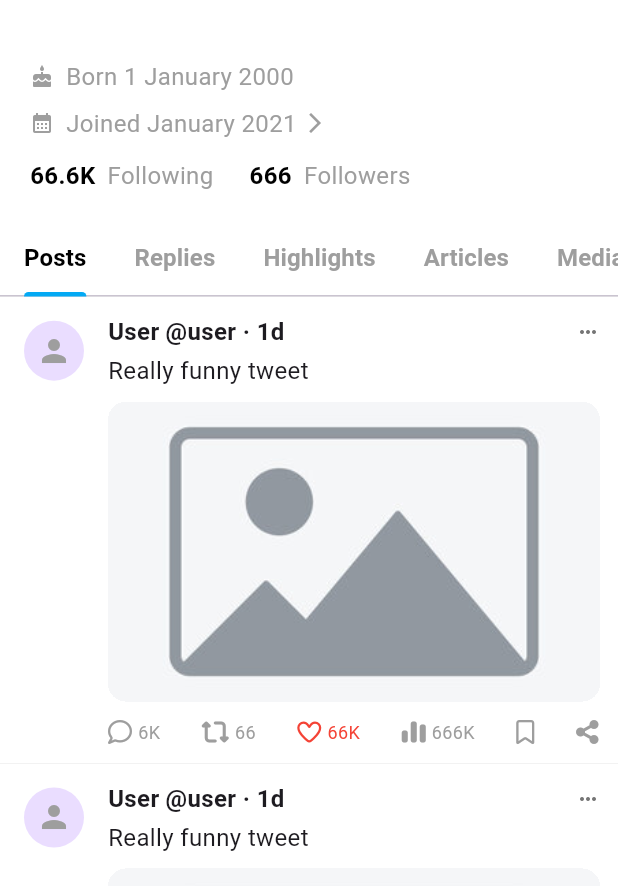
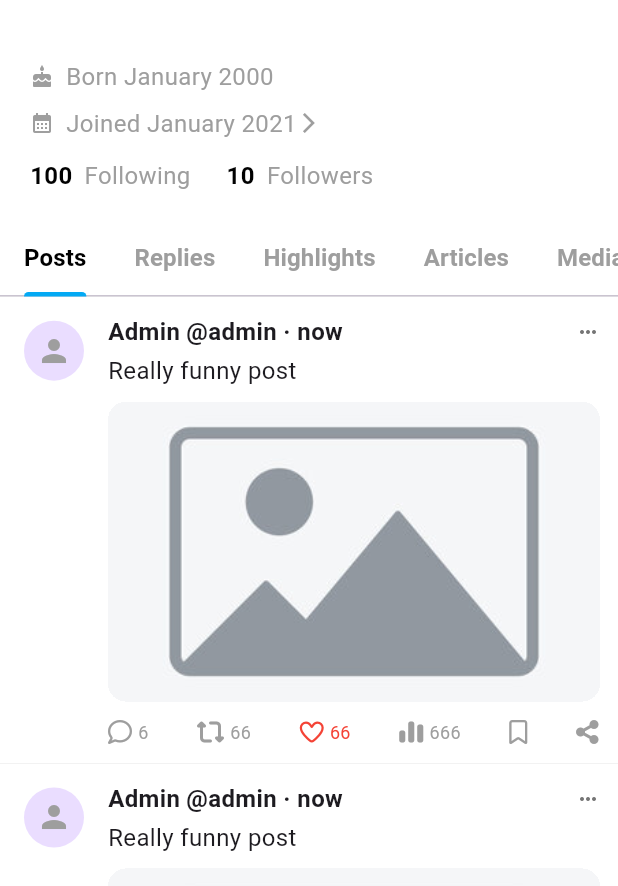
Before and after one commit to ppersimmon/flutter-learning, a Flutter app: the screen it shows after launch, in the side drawer, after a tap on "Profile", on a phone screen of 412 x 824 dp, the part 350-1236 px from its top. Run offline on Flutter 3.47's test engine with Material 3 defaults, Android fonts, the phone set to English and light mode, and no system bars; our stand-ins replace easy_localization, font_awesome_flutter, responsive_sizer.

Commit message:
feat: add mock-data, fetch and remove hardcoded strings

```diff
--- /dev/null
+++ b/hw_01/lib/helper/change_date_format.dart
@@ -0,0 +1,16 @@
+extension DateTimeExtension on DateTime {
+  String get timeAgo {
+    final now = DateTime.now();
+    final difference = now.difference(this);
+
+    if (difference.inDays >= 1) {
+      return '${difference.inDays}d';
+    } else if (difference.inHours >= 1) {
+      return '${difference.inHours}h';
+    } else if (difference.inMinutes >= 1) {
+      return '${difference.inMinutes}m';
+    } else {
+      return 'now';
+    }
+  }
+}
--- /dev/null
+++ b/hw_01/lib/helper/list_post.dart
@@ -0,0 +1,20 @@
+import 'package:flutter/material.dart';
+import 'package:hw_01/mock_data/post.dart';
+import 'package:hw_01/widgets/post_item.dart';
+
+class ListPost extends StatelessWidget {
+  final List<Post> posts;
+
+  const ListPost({super.key, required this.posts});
+
+  @override
+  Widget build(BuildContext context) {
+    return ListView.builder(
+      padding: EdgeInsets.zero,
+      itemCount: posts.length,
+      itemBuilder: (context, index) {
+        return PostItem(post: posts[index]);
+      },
+    );
+  }
+}
--- a/hw_01/lib/main.dart
+++ b/hw_01/lib/main.dart
@@ -1,8 +1,20 @@
+import 'package:easy_localization/easy_localization.dart';
 import 'package:flutter/material.dart';
+
 import '../pages/home.dart';
 
-void main() {
-  runApp(const MyApp());
+void main() async {
+  WidgetsFlutterBinding.ensureInitialized();
+  await EasyLocalization.ensureInitialized();
+
+  runApp(
+    EasyLocalization(
+      supportedLocales: [Locale('en')],
+      path: 'assets/translations',
+      fallbackLocale: Locale('en'),
+      child: MyApp(),
+    ),
+  );
 }
 
 class MyApp extends StatelessWidget {
@@ -11,6 +23,8 @@ class MyApp extends StatelessWidget {
   @override
   Widget build(BuildContext context) {
     return MaterialApp(
+      localizationsDelegates: context.localizationDelegates,
+      supportedLocales: context.supportedLocales,
       debugShowCheckedModeBanner: false,
       home: const HomePage(),
     );
--- /dev/null
+++ b/hw_01/lib/mock_data/get_mock_post.dart
@@ -0,0 +1,15 @@
+import 'dart:async';
+
+import 'mock_data.dart';
+import 'post.dart';
+
+abstract class PostStorage {
+  Future<List<Post>> fetch();
+}
+
+class MockPostStorage implements PostStorage {
+  @override
+  Future<List<Post>> fetch() {
+    return Future.value(postsExamples);
+  }
+}
--- /dev/null
+++ b/hw_01/lib/mock_data/mock_data.dart
@@ -0,0 +1,51 @@
+import 'post.dart';
+import 'user_profile.dart';
+
+final UserProfile user = UserProfile(
+  id: 1,
+  profileName: "Admin",
+  userName: "@admin",
+  followers: 10,
+  following: 100,
+  joinDate: 'January 2021',
+  bornDate: 'January 2000',
+);
+
+final List<Post> postsExamples = [
+  Post(
+    author: user,
+    createdAt: DateTime.now(),
+    description: 'Really funny post',
+    commentCount: 6,
+    reposts: 66,
+    likes: 66,
+    views: 666,
+  ),
+  Post(
+    author: user,
+    createdAt: DateTime.now(),
+    description: 'Really funny post',
+    commentCount: 1,
+    reposts: 66,
+    likes: 36,
+    views: 646,
+  ),
+  Post(
+    author: user,
+    createdAt: DateTime.now(),
+    description: 'Really funny post',
+    commentCount: 5,
+    reposts: 768,
+    likes: 67,
+    views: 1000,
+  ),
+  Post(
+    author: user,
+    createdAt: DateTime.now(),
+    description: 'Really funny post',
+    commentCount: 7,
+    reposts: 4,
+    likes: 10,
+    views: 145,
+  ),
+];
--- /dev/null
+++ b/hw_01/lib/mock_data/post.dart
@@ -0,0 +1,23 @@
+import 'user_profile.dart';
+
+class Post {
+  final UserProfile author;
+  final DateTime createdAt;
+  final String description;
+  final String? image;
+  final int commentCount;
+  final int reposts;
+  final int likes;
+  final int views;
+
+  const Post({
+    required this.author,
+    required this.createdAt,
+    required this.description,
+    this.image,
+    this.commentCount = 0,
+    this.reposts = 0,
+    this.likes = 0,
+    this.views = 0,
+  });
+}
--- /dev/null
+++ b/hw_01/lib/mock_data/user_profile.dart
@@ -0,0 +1,21 @@
+class UserProfile {
+  final int id;
+  final String profileName;
+  final String userName;
+  final int followers;
+  final int following;
+  final String? image;
+  final String joinDate;
+  final String? bornDate;
+
+  const UserProfile({
+    required this.id,
+    required this.profileName,
+    required this.userName,
+    this.followers = 0,
+    this.following = 0,
+    this.image,
+    required this.joinDate,
+    this.bornDate,
+  });
+}
--- a/hw_01/lib/pages/account.dart
+++ b/hw_01/lib/pages/account.dart
@@ -1,15 +1,19 @@
 import 'package:flutter/material.dart';
+import 'package:hw_01/mock_data/get_mock_post.dart';
+
+import '../mock_data/post.dart';
+import '../utils/constants.dart';
+import '../widgets/account_tab_bar.dart';
+import '../widgets/app_bar.dart';
 import '../widgets/post_item.dart';
-import '../widgets/app_bar.dart';
-import '../widgets/account_tab_bar.dart';
 import '../widgets/profile_info.dart';
-import '../utils/constants.dart';
 
 class AccountPage extends StatelessWidget {
   const AccountPage({super.key});
 
   @override
   Widget build(BuildContext context) {
+    final storage = MockPostStorage();
     return DefaultTabController(
       length: 6,
       child: Scaffold(
@@ -18,9 +22,7 @@ class AccountPage extends StatelessWidget {
           slivers: [
             const AccountAppBar(),
 
-            SliverToBoxAdapter(
-              child: ProfileInfo(),
-            ),
+            SliverToBoxAdapter(child: ProfileInfo()),
 
             const SliverToBoxAdapter(
               child: Padding(
@@ -29,12 +31,32 @@ class AccountPage extends StatelessWidget {
               ),
             ),
 
-            SliverList(
-              delegate: SliverChildBuilderDelegate((context, index) {
-                return const PostItem();
-              }, childCount: 3),
+            FutureBuilder<List<Post>>(
+              future: storage.fetch(),
+              builder: (context, snapshot) {
+                if (snapshot.connectionState == ConnectionState.waiting) {
+                  return const SliverToBoxAdapter(
+                    child: Padding(
+                      padding: EdgeInsets.only(top: Sizes.p40),
+                      child: Center(child: CircularProgressIndicator()),
+                    ),
+                  );
+                }
+                if (snapshot.hasError) {
+                  return SliverToBoxAdapter(
+                    child: Center(child: Text("Error")),
+                  );
+                }
+
+                final posts = snapshot.data ?? [];
+
+                return SliverList(
+                  delegate: SliverChildBuilderDelegate((context, index) {
+                    return PostItem(post: posts[index]);
+                  }, childCount: posts.length),
+                );
+              },
             ),
-
             const SliverToBoxAdapter(child: gapH40),
           ],
         ),
--- a/hw_01/lib/pages/home.dart
+++ b/hw_01/lib/pages/home.dart
@@ -1,9 +1,11 @@
 import 'package:flutter/material.dart';
 import 'package:flutter/rendering.dart';
+
 import '../utils/constants.dart';
-import '../widgets/home_stripe.dart';
 import '../widgets/app_icon.dart';
 import '../widgets/drawer.dart';
+import '../widgets/home_stripe.dart';
+
 class HomePage extends StatefulWidget {
   const HomePage({super.key});
 
@@ -17,9 +19,9 @@ class _HomePageState extends State<HomePage> {
 
   static const List<Widget> _pages = [
     HomeStripe(),
-    Scaffold(backgroundColor: CColors.grey50, body: Center(child: Text('Search'))),
-    Scaffold(backgroundColor: CColors.grey50, body: Center(child: Text('Notifications'))),
-    Scaffold(backgroundColor: CColors.grey50, body: Center(child: Text('Messages'))),
+    Scaffold(backgroundColor: CColors.grey50),
+    Scaffold(backgroundColor: CColors.grey50),
+    Scaffold(backgroundColor: CColors.grey50),
   ];
 
   void _onItemTapped(int index) {
--- a/hw_01/lib/utils/constants.dart
+++ b/hw_01/lib/utils/constants.dart
@@ -1,4 +1,5 @@
 import 'package:flutter/material.dart';
+
 import 'pixel_sizer.dart';
 
 class Sizes {
@@ -114,3 +115,7 @@ class CColors {
   static const Color outline = Color.fromRGBO(0, 0, 0, 0.6);
   static const Color transparent = Colors.transparent;
 }
+
+class CImage {
+  static const String defaultPostImage = 'assets/images/post_img.jpg';
+}
--- a/hw_01/lib/widgets/account_tab_bar.dart
+++ b/hw_01/lib/widgets/account_tab_bar.dart
@@ -1,4 +1,7 @@
+import 'package:easy_localization/easy_localization.dart';
 import 'package:flutter/material.dart';
+
+import '../generated/locale_keys.g.dart';
 import '../utils/constants.dart';
 
 class AccountTabBar extends StatelessWidget {
@@ -10,7 +13,7 @@ class AccountTabBar extends StatelessWidget {
       decoration: const BoxDecoration(
         border: Border(bottom: BorderSide(color: CColors.grey100, width: 0.1)),
       ),
-      child: const TabBar(
+      child: TabBar(
         isScrollable: true,
         labelColor: Colors.black,
         unselectedLabelColor: Colors.grey,
@@ -20,12 +23,12 @@ class AccountTabBar extends StatelessWidget {
         tabAlignment: TabAlignment.start,
 
         tabs: [
-          Tab(text: 'Posts'),
-          Tab(text: 'Replies'),
-          Tab(text: 'Highlights'),
-          Tab(text: 'Articles'),
-          Tab(text: 'Media'),
-          Tab(text: 'Likes'),
+          Tab(text: LocaleKeys.tabs_posts.tr()),
+          Tab(text: LocaleKeys.tabs_replies.tr()),
+          Tab(text: LocaleKeys.tabs_highlights.tr()),
+          Tab(text: LocaleKeys.tabs_articles.tr()),
+          Tab(text: LocaleKeys.tabs_media.tr()),
+          Tab(text: LocaleKeys.tabs_likes.tr()),
         ],
       ),
     );
--- a/hw_01/lib/widgets/drawer.dart
+++ b/hw_01/lib/widgets/drawer.dart
@@ -1,4 +1,7 @@
+import 'package:easy_localization/easy_localization.dart';
 import 'package:flutter/material.dart';
+import 'package:hw_01/generated/locale_keys.g.dart';
+
 import '../pages/account.dart';
 import '../utils/constants.dart';
 import 'app_icon.dart';
@@ -12,7 +15,6 @@ class NavDrawer extends StatefulWidget {
 }
 
 class _NavDrawerState extends State<NavDrawer> {
-
   @override
   Widget build(BuildContext context) {
     return Drawer(
@@ -21,17 +23,31 @@ class _NavDrawerState extends State<NavDrawer> {
         children: [
           const UserAccountsDrawerHeader(
             decoration: BoxDecoration(color: CColors.grey50),
-            accountName: Text("admin", style: TextStyle(color: CColors.black, fontWeight: FontWeight.bold)),
-            accountEmail: Text("@admin", style: TextStyle(color: CColors.black, fontWeight: FontWeight.bold)),
-            currentAccountPicture: UserAvatar()
+            accountName: Text(
+              "admin",
+              style: TextStyle(
+                color: CColors.black,
+                fontWeight: FontWeight.bold,
+              ),
+            ),
+            accountEmail: Text(
+              "@admin",
+              style: TextStyle(
+                color: CColors.black,
+                fontWeight: FontWeight.bold,
+              ),
+            ),
+            currentAccountPicture: UserAvatar(),
           ),
 
           ListTile(
             leading: const AppIcon(icon: Icons.person_outline),
-            title: const Text('Profile'),
+            title: Text(LocaleKeys.title_profile.tr()),
             onTap: () {
               Navigator.pop(context);
-              Navigator.of(context).push(MaterialPageRoute(builder: (context) => AccountPage()));
+              Navigator.of(
+                context,
+              ).push(MaterialPageRoute(builder: (context) => AccountPage()));
             },
           ),
         ],
--- a/hw_01/lib/widgets/home_app_bar.dart
+++ b/hw_01/lib/widgets/home_app_bar.dart
@@ -1,6 +1,9 @@
+import 'package:easy_localization/easy_localization.dart';
 import 'package:flutter/material.dart';
 import 'package:flutter/services.dart';
 import 'package:font_awesome_flutter/font_awesome_flutter.dart';
+import 'package:hw_01/generated/locale_keys.g.dart';
+
 import '../utils/constants.dart';
 import 'app_icon.dart';
 
@@ -20,7 +23,12 @@ class HomeAppBar extends StatelessWidget {
 
       backgroundColor: CColors.grey50,
 
-      leading: AppIcon(icon: Icons.account_circle_outlined, onTap: () {Scaffold.of(context).openDrawer();}),
+      leading: AppIcon(
+        icon: Icons.account_circle_outlined,
+        onTap: () {
+          Scaffold.of(context).openDrawer();
+        },
+      ),
 
       title: AppIcon(icon: FontAwesomeIcons.xTwitter),
       centerTitle: true,
@@ -34,21 +42,21 @@ class HomeAppBar extends StatelessWidget {
               fontWeight: FontWeight.bold,
             ),
           ),
-          child: const Text('Upgrade'),
+          child: Text(LocaleKeys.appBar_upgrade.tr()),
         ),
 
         AppIcon(icon: Icons.more_vert_rounded),
         gapW8,
       ],
 
-      bottom: const TabBar(
+      bottom: TabBar(
         indicatorSize: TabBarIndicatorSize.tab,
         labelColor: CColors.black,
         indicatorColor: CColors.blue500,
         indicatorWeight: Sizes.p2,
         tabs: [
-          Tab(text: 'For you'),
-          Tab(text: 'Following'),
+          Tab(text: LocaleKeys.appBar_for_you.tr()),
+          Tab(text: LocaleKeys.appBar_following.tr()),
         ],
       ),
     );
--- a/hw_01/lib/widgets/home_stripe.dart
+++ b/hw_01/lib/widgets/home_stripe.dart
@@ -1,5 +1,7 @@
 import 'package:flutter/material.dart';
-import '../widgets/post_item.dart';
+import 'package:hw_01/mock_data/get_mock_post.dart';
+
+import '../helper/list_post.dart';
 import 'home_app_bar.dart';
 
 class HomeStripe extends StatelessWidget {
@@ -7,6 +9,7 @@ class HomeStripe extends StatelessWidget {
 
   @override
   Widget build(BuildContext context) {
+    final storage = MockPostStorage();
     return DefaultTabController(
       length: 2,
       child: NestedScrollView(
@@ -16,18 +19,23 @@ class HomeStripe extends StatelessWidget {
         },
         body: TabBarView(
           children: [
-            ListView.builder(
-              padding: EdgeInsets.zero,
-              itemCount: 10,
-              itemBuilder: (context, index) {
-                return PostItem();
+            FutureBuilder(
+              future: storage.fetch(),
+              builder: (context, snapshot) {
+                if (snapshot.hasData) {
+                  return ListPost(posts: snapshot.data!);
+                }
+                return CircularProgressIndicator();
               },
             ),
-            ListView.builder(
-              padding: EdgeInsets.zero,
-              itemCount: 10,
-              itemBuilder: (context, index) {
-                return const PostItem();
+
+            FutureBuilder(
+              future: storage.fetch(),
+              builder: (context, snapshot) {
+                if (snapshot.hasData) {
+                  return ListPost(posts: snapshot.data!);
+                }
+                return CircularProgressIndicator();
               },
             ),
           ],
--- /dev/null
+++ b/hw_01/lib/widgets/post_action_button.dart
@@ -0,0 +1,33 @@
+import 'package:flutter/material.dart';
+import 'package:font_awesome_flutter/font_awesome_flutter.dart';
+
+import '../utils/constants.dart';
+
+class PostActionButton extends StatelessWidget {
+  final IconData icon;
+  final Color? color;
+  final String label;
+
+  const PostActionButton({
+    super.key,
+    required this.icon,
+    this.color,
+    required this.label,
+  });
+
+  @override
+  Widget build(BuildContext context) {
+    return Row(
+      children: [
+        FaIcon(icon, size: Sizes.p16, color: color ?? CColors.grey100),
+        if (label.isNotEmpty) ...[
+          gapW4,
+          Text(
+            label,
+            style: TextStyle(fontSize: 12, color: color ?? CColors.grey100),
+          ),
+        ],
+      ],
+    );
+  }
+}
--- a/hw_01/lib/widgets/post_item.dart
+++ b/hw_01/lib/widgets/post_item.dart
@@ -1,15 +1,18 @@
+import 'package:easy_localization/easy_localization.dart';
 import 'package:flutter/material.dart';
 import 'package:font_awesome_flutter/font_awesome_flutter.dart';
+import 'package:hw_01/generated/locale_keys.g.dart';
+
+import '../helper/change_date_format.dart';
+import '../mock_data/post.dart';
+import '../utils/constants.dart';
+import 'post_action_button.dart';
 import 'user_avatar.dart';
-import '../utils/constants.dart';
 
 class PostItem extends StatelessWidget {
-  final String? image;
+  final Post post;
 
-  const PostItem({
-    super.key,
-    this.image,
-  });
+  const PostItem({super.key, required this.post});
 
   @override
   Widget build(BuildContext context) {
@@ -22,9 +25,7 @@ class PostItem extends StatelessWidget {
       child: Row(
         crossAxisAlignment: CrossAxisAlignment.start,
         children: [
-          const UserAvatar(
-            radius: Sizes.p24,
-          ),
+          const UserAvatar(radius: Sizes.p24),
 
           gapW12,
 
@@ -34,8 +35,8 @@ class PostItem extends StatelessWidget {
               children: [
                 Row(
                   children: [
-                    const Text(
-                      'User',
+                    Text(
+                      post.author.profileName,
                       style: TextStyle(
                         fontWeight: FontWeight.bold,
                         fontSize: 16,
@@ -43,19 +44,37 @@ class PostItem extends StatelessWidget {
                     ),
                     gapW4,
                     Text(
-                      '@user · 1d',
+                      post.author.userName,
+                      style: TextStyle(
+                        fontWeight: FontWeight.bold,
+                        fontSize: 16,
+                      ),
+                    ),
+                    Text(
+                      LocaleKeys.divider.tr(),
+                      style: TextStyle(
+                        fontWeight: FontWeight.bold,
+                        fontSize: 16,
+                      ),
+                    ),
+                    Text(
+                      post.createdAt.timeAgo,
                       style: TextStyle(
                         fontWeight: FontWeight.bold,
                         fontSize: 16,
                       ),
                     ),
                     const Spacer(),
-                    Icon(Icons.more_horiz, size: Sizes.p16, color: CColors.grey600),
+                    Icon(
+                      Icons.more_horiz,
+                      size: Sizes.p16,
+                      color: CColors.grey600,
+                    ),
                   ],
                 ),
                 gapH4,
-                const Text(
-                  'Really funny tweet',
+                Text(
+                  post.description,
                   style: TextStyle(fontSize: 16, height: 1.3),
                 ),
                 gapH10,
@@ -64,9 +83,11 @@ class PostItem extends StatelessWidget {
                   height: Sizes.p200,
                   width: double.infinity,
                   clipBehavior: Clip.hardEdge,
-                  decoration: BoxDecoration(borderRadius: BorderRadius.circular(12)),
+                  decoration: BoxDecoration(
+                    borderRadius: BorderRadius.circular(12),
+                  ),
                   child: Hero(
-                    tag: image ?? 'assets/images/post_img.jpg',
+                    tag: post.author.image ?? CImage.defaultPostImage,
                     child: Material(
                       color: CColors.transparent,
                       child: InkWell(
@@ -77,9 +98,12 @@ class PostItem extends StatelessWidget {
                                 backgroundColor: CColors.black,
                                 body: Center(
                                   child: Hero(
-                                    tag: image ?? 'assets/images/post_img.jpg',
+                                    tag:
+                                        post.author.image ??
+                                        CImage.defaultPostImage,
                                     child: Image.asset(
-                                      image ?? 'assets/images/post_img.jpg',
+                                      post.author.image ??
+                                          CImage.defaultPostImage,
                                       fit: BoxFit.cover,
                                     ),
                                   ),
@@ -89,7 +113,7 @@ class PostItem extends StatelessWidget {
                           );
                         },
                         child: Image.asset(
-                          image ?? 'assets/images/post_img.jpg',
+                          post.author.image ?? CImage.defaultPostImage,
                           fit: BoxFit.cover,
                         ),
                       ),
@@ -102,12 +126,31 @@ class PostItem extends StatelessWidget {
                 Row(
                   mainAxisAlignment: MainAxisAlignment.spaceBetween,
                   children: [
-                    _buildActionButton(FontAwesomeIcons.comment, '6K'),
-                    _buildActionButton(FontAwesomeIcons.retweet, '66'),
-                    _buildActionButton(FontAwesomeIcons.heart, '66K', color: CColors.red,),
-                    _buildActionButton(FontAwesomeIcons.chartSimple, '666K'),
-                    _buildActionButton(FontAwesomeIcons.bookmark, ''),
-                    _buildActionButton(FontAwesomeIcons.shareNodes, ''),
+                    PostActionButton(
+                      icon: FontAwesomeIcons.comment,
+                      label: post.commentCount.toString(),
+                    ),
+                    PostActionButton(
+                      icon: FontAwesomeIcons.retweet,
+                      label: post.reposts.toString(),
+                    ),
+                    PostActionButton(
+                      icon: FontAwesomeIcons.heart,
+                      label: post.likes.toString(),
+                      color: CColors.red,
+                    ),
+                    PostActionButton(
+                      icon: FontAwesomeIcons.chartSimple,
+                      label: post.views.toString(),
+                    ),
+                    PostActionButton(
+                      icon: FontAwesomeIcons.bookmark,
+                      label: LocaleKeys.empty_string.tr(),
+                    ),
+                    PostActionButton(
+                      icon: FontAwesomeIcons.shareNodes,
+                      label: LocaleKeys.empty_string.tr(),
+                    ),
                   ],
                 ),
               ],
@@ -118,18 +161,3 @@ class PostItem extends StatelessWidget {
     );
   }
 }
-
-Widget _buildActionButton(IconData icon, String label, {Color? color}) {
-  return Row(
-    children: [
-      FaIcon(icon, size: Sizes.p16, color: color ?? CColors.grey100),
-      if (label.isNotEmpty) ...[
-        gapW4,
-        Text(
-          label,
-          style: TextStyle(fontSize: 12, color: color ?? CColors.grey100),
-        ),
-      ],
-    ],
-  );
-}
--- a/hw_01/lib/widgets/profile_info.dart
+++ b/hw_01/lib/widgets/profile_info.dart
@@ -1,4 +1,8 @@
+import 'package:easy_localization/easy_localization.dart';
 import 'package:flutter/material.dart';
+import 'package:hw_01/generated/locale_keys.g.dart';
+
+import '../mock_data/mock_data.dart';
 import '../utils/constants.dart';
 
 class ProfileInfo extends StatelessWidget {
@@ -12,16 +16,13 @@ class ProfileInfo extends StatelessWidget {
         crossAxisAlignment: CrossAxisAlignment.start,
         children: [
           gapH8,
-          const Text(
-            'Admin',
-            style: TextStyle(
-              fontSize: 24,
-              fontWeight: FontWeight.bold,
-            ),
+          Text(
+            user.profileName,
+            style: TextStyle(fontSize: 24, fontWeight: FontWeight.bold),
           ),
           gapH8,
-          const Text(
-            '@admin',
+          Text(
+            user.userName,
             style: TextStyle(fontSize: 16, color: CColors.grey100),
           ),
           gapH40,
@@ -29,8 +30,10 @@ class ProfileInfo extends StatelessWidget {
             children: [
               Icon(Icons.cake, size: Sizes.p16, color: CColors.grey100),
               gapW8,
-              const Text(
-                'Born 1 January 2000 ',
+              Text(
+                LocaleKeys.profile_info_born_data.tr(
+                  args: [user.bornDate ?? LocaleKeys.empty_string.tr()],
+                ),
                 style: TextStyle(fontSize: 16, color: CColors.grey100),
               ),
             ],
@@ -44,8 +47,8 @@ class ProfileInfo extends StatelessWidget {
                 color: CColors.grey100,
               ),
               gapW8,
-              const Text(
-                'Joined January 2021 ',
+              Text(
+                LocaleKeys.profile_info_join_data.tr(args: [user.joinDate]),
                 style: TextStyle(fontSize: 16, color: CColors.grey100),
               ),
               Icon(
@@ -58,8 +61,8 @@ class ProfileInfo extends StatelessWidget {
           gapH12,
           Row(
             children: [
-              const Text(
-                '66.6K',
+              Text(
+                user.following.toString(),
                 style: TextStyle(
                   fontSize: 16,
                   color: CColors.black,
@@ -67,13 +70,13 @@ class ProfileInfo extends StatelessWidget {
                 ),
               ),
               gapW8,
-              const Text(
-                'Following',
+              Text(
+                LocaleKeys.following.tr(),
                 style: TextStyle(fontSize: 16, color: CColors.grey100),
               ),
               gapW24,
-              const Text(
-                '666',
+              Text(
+                user.followers.toString(),
                 style: TextStyle(
                   fontSize: 16,
                   color: CColors.black,
@@ -81,8 +84,8 @@ class ProfileInfo extends StatelessWidget {
                 ),
               ),
               gapW8,
-              const Text(
-                'Followers',
+              Text(
+                LocaleKeys.followers.tr(),
                 style: TextStyle(fontSize: 16, color: CColors.grey100),
               ),
             ],
--- a/hw_01/pubspec.yaml
+++ b/hw_01/pubspec.yaml
@@ -30,6 +30,7 @@ environment:
 dependencies:
   font_awesome_flutter: ^10.12.0
   responsive_sizer: ^3.3.1
+  easy_localization: ^3.0.8
   flutter:
     sdk: flutter
 
@@ -62,6 +63,7 @@ flutter:
   # To add assets to your application, add an assets section, like this:
   assets:
     - assets/images/
+    - assets/translations/
   #   - images/a_dot_burr.jpeg
   #   - images/a_dot_ham.jpeg
 
```
Also changed, not shown: hw_01/assets/translations/en.json (added, +29 -0 lines), hw_02/employee.dart (+22 -10 lines), hw_01/lib/generated/locale_keys.g.dart (added), 2 other files.
